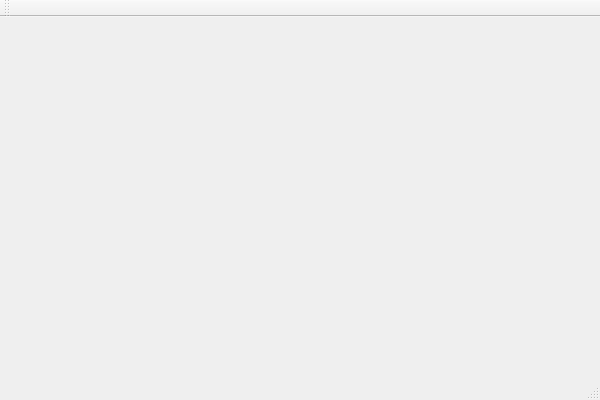
acamara/videoview, file opengl/mainwindow.ui: the form before one commit.
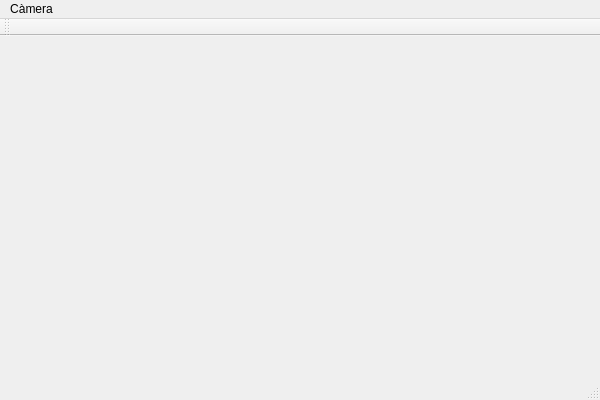
The form after the commit.

The edit to the form file:
```diff
--- a/opengl/mainwindow.ui
+++ b/opengl/mainwindow.ui
@@ -38,6 +38,14 @@
      <height>21</height>
     </rect>
    </property>
+   <widget class="QMenu" name="menuC_mera">
+    <property name="title">
+     <string>Càmera</string>
+    </property>
+    <addaction name="actionAdquirir"/>
+    <addaction name="actionParar"/>
+   </widget>
+   <addaction name="menuC_mera"/>
   </widget>
   <action name="actionPintar">
    <property name="text">
```
